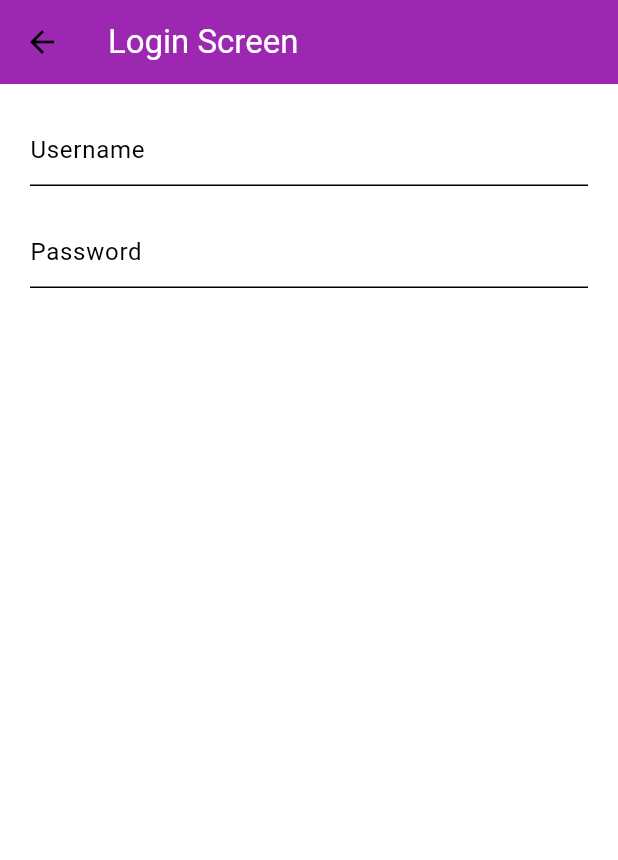
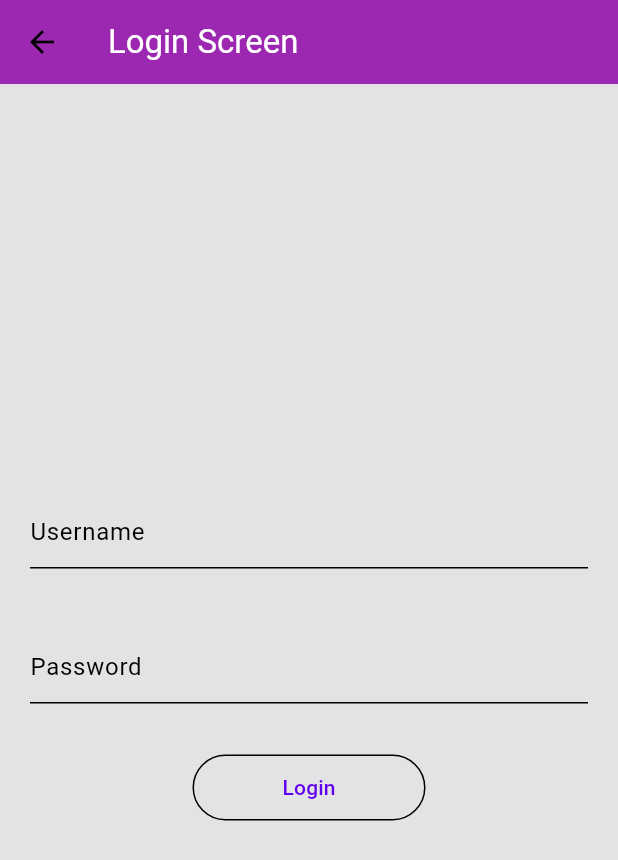
Before and after one commit to kwe92/Simply-Clean-Architecture-Project, a Flutter app: the screen it shows after launch, after a tap on "Go to protected route.", on a phone screen of 412 x 824 dp. Shown: the top 860 px of the screen. Run offline on Flutter 3.47's test engine with Material 2 defaults, Android fonts, the phone set to English and light mode, and no system bars; our stand-ins replace auto_route, shared_preferences.

Commit message:
update: updated U.I. and implemented initial login flow

```diff
--- a/lib/screens/login_screen.dart
+++ b/lib/screens/login_screen.dart
@@ -12,12 +12,19 @@ class LoginScreen extends StatelessWidget {
   const LoginScreen({required this.onResult, super.key});
 
   @override
-  Widget build(BuildContext context) => BaseScreen(
+  Widget build(BuildContext context) {
+    const double horizontalPadding = 36, verticalPadding = 12;
+
+    return BaseScreen(
       title: 'Login Screen',
       child: Consumer(
         builder: (BuildContext context, LoginScreenViewModel model, _) {
-            return ListView(
+          return ColoredBox(
+            color: const Color.fromRGBO(141, 142, 154, 0.25),
+            child: Padding(
               padding: const EdgeInsets.all(20),
+              child: Column(
+                mainAxisAlignment: MainAxisAlignment.center,
                 children: <Widget>[
                   TextFormField(
                     controller: model.usernameController,
@@ -25,16 +32,37 @@ class LoginScreen extends StatelessWidget {
                       hintText: 'Username',
                     ),
                   ),
-                const SizedBox(height: 20),
+                  const SizedBox(height: 42),
                   TextFormField(
                     controller: model.passwordController,
                     decoration: const InputDecoration(
                       hintText: 'Password',
                     ),
                   ),
+                  const SizedBox(height: 32),
+                  OutlinedButton(
+                    onPressed: () {
+                      model.login(
+                        context,
+                        onResult,
+                      );
+                    },
+                    child: const Padding(
+                      padding: EdgeInsets.fromLTRB(
+                        horizontalPadding,
+                        verticalPadding,
+                        horizontalPadding,
+                        verticalPadding,
+                      ),
+                      child: Text('Login'),
+                    ),
+                  ),
                 ],
+              ),
+            ),
           );
         },
       ),
     );
   }
+}
```
Lines whose indentation alone changed are shown as unchanged.
